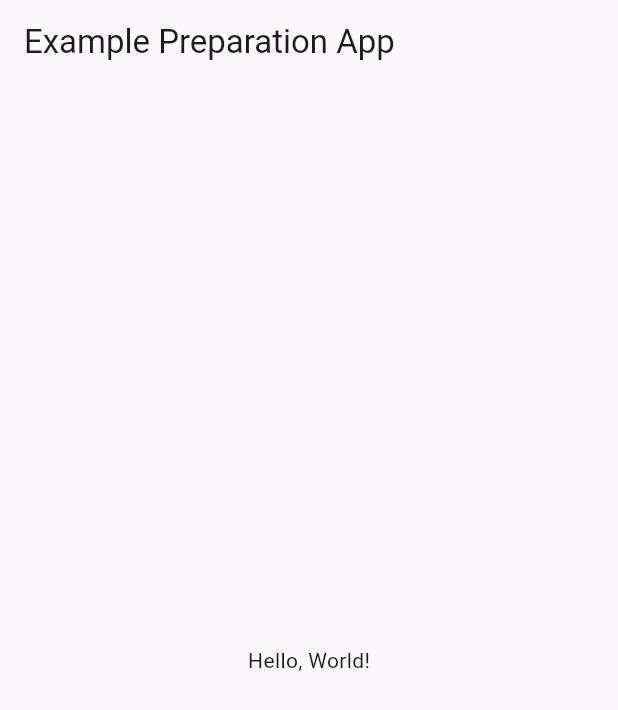
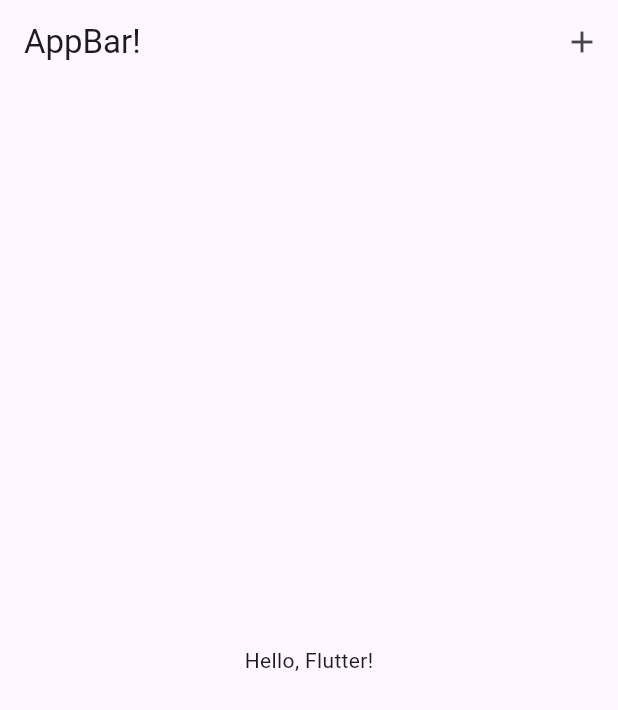
Before and after one commit to AbQaadir/flutter-intro, a Flutter app: the screen it shows after launch, on a phone screen of 412 x 824 dp. Shown: the top 710 px of the screen. Run offline on Flutter 3.47's test engine with Material 3 defaults, Android fonts, the light colour scheme and no system bars.

```diff
--- a/exampreparation/lib/pages/home.dart
+++ b/exampreparation/lib/pages/home.dart
@@ -12,10 +12,24 @@ class HomePageState extends State<HomePage> {
   Widget build(BuildContext context) {
     return Scaffold(
       appBar: AppBar(
-        title: const Text('Example Preparation App'),
+        title: const Text('AppBar!'),
+        actions: <Widget>[
+          IconButton(
+            icon: const Icon(Icons.add),
+            onPressed: () {
+              // print('Add button pressed');
+
+              ScaffoldMessenger.of(context).showSnackBar(
+                const SnackBar(
+                  content: Text('Add button pressed'),
+                ),
+              );
+            },
+          ),
+        ],
       ),
-      body: const Center(
-        child: Text('Hello, World!'),
+      body: const SafeArea(
+        child: Center(child: Text('Hello, Flutter!')),
       ),
     );
   }
```
